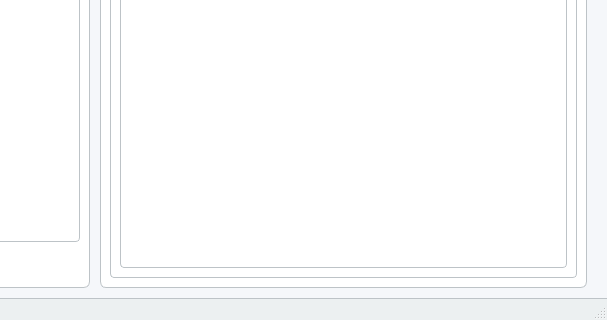
Qt form source/tools/frailty_ui_v2.ui (lupeilin/Identification-of-Frailty-in-Elderly-Individuals) before a commit; both pictures show x 417 to 1024 and y 400 to 720 of the 1024 by 720 pixel window.
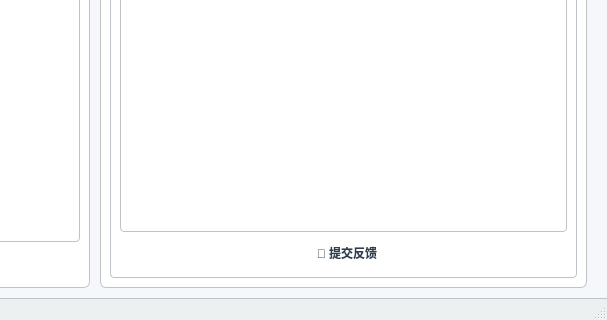
The same form after that commit. The open tabs and pages were chosen to show the change.

Commit message: 增加批量标注与模型训练页面，实现病例的批量批注和模型训练的自动化 2、反馈收集 + 持续学习 3、全自动持续学习 4、批量病历标注与全量重训练

```diff
--- a/source/tools/frailty_ui_v2.ui
+++ b/source/tools/frailty_ui_v2.ui
@@ -256,6 +256,30 @@
                                                             </property>
                                                         </widget>
                                                     </item>
+                                                    <item>
+                                                        <layout class="QHBoxLayout" name="feedback_layout">
+                                                            <item>
+                                                                <spacer name="horizontalSpacer">
+                                                                    <property name="orientation">
+                                                                        <enum>Qt::Horizontal</enum>
+                                                                    </property>
+                                                                </spacer>
+                                                            </item>
+                                                            <item>
+                                                                <widget class="QPushButton" name="btn_feedback">
+                                                                    <property name="text">
+                                                                        <string>💡 提交反馈</string>
+                                                                    </property>
+                                                                    <property name="enabled">
+                                                                        <bool>false</bool>
+                                                                    </property>
+                                                                    <property name="toolTip">
+                                                                        <string>评估完成后可提交医生校正意见</string>
+                                                                    </property>
+                                                                </widget>
+                                                            </item>
+                                                        </layout>
+                                                    </item>
                                                 </layout>
                                             </widget>
                                             <widget class="QWidget" name="tab_patient_list">
```
Left out of the diff: 9 changed lines with no effect on the pictures. The commit also changes 18 other files.
